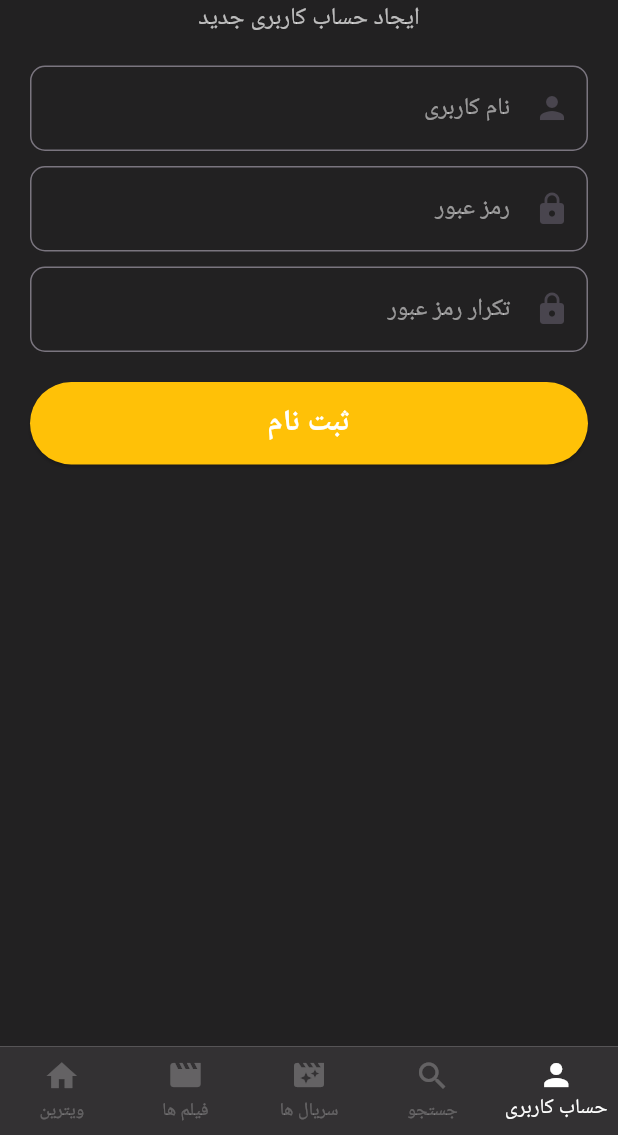
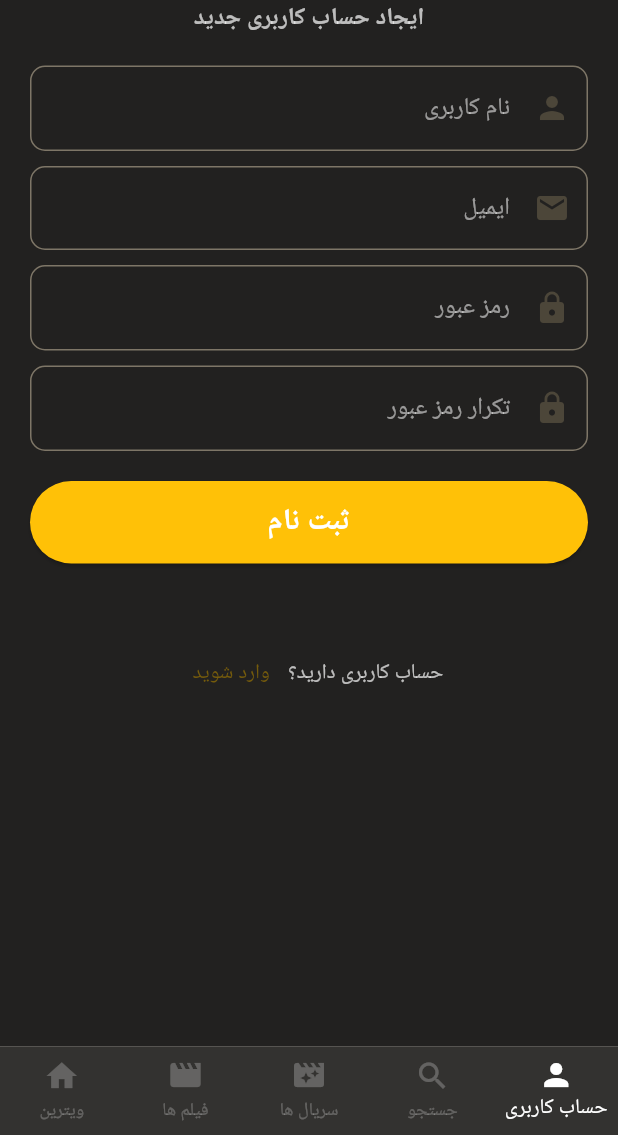
Before and after one commit to immrit/vista_movie, a Flutter app: the screen it shows after launch, item 5 of the bottom bar chosen, after a tap on "ثبت نام", on a phone screen of 412 x 824 dp, the part 101-1236 px from its top. Run offline on Flutter 3.47's test engine with Material 3 defaults, Android fonts, the phone set to English and light mode, and no system bars; our stand-ins replace chewie, dio, get_it, pocketbase, shimmer and 2 more; missing offline and left inert: dart:ffi, external_video_player_launcher, subtitle_wrapper_package; network calls fail.

Commit message:
login / reg Screen

```diff
--- a/lib/data/datasource/auth_datasource.dart
+++ b/lib/data/datasource/auth_datasource.dart
@@ -4,11 +4,12 @@ import 'package:vista_movie/Di/di.dart';
 class AuthenticationRemote {
   final Dio _dio = locator.get();
 
-  Future<void> register(
-      String username, String password, String passwordConfirm) async {
+  Future<void> register(String username, String email, String password,
+      String passwordConfirm) async {
     try {
       final response = await _dio.post('collections/users/records', data: {
         'username': username,
+        'email': email,
         'password': password,
         'passwordConfirm': passwordConfirm,
       });
--- a/lib/main.dart
+++ b/lib/main.dart
@@ -22,7 +22,7 @@ class MyApp extends StatelessWidget {
       locale: Locale('fa', 'IR'),
       theme: ThemeData(
         colorScheme: ColorScheme.fromSeed(
-          seedColor: Colors.deepPurple,
+          seedColor: Colors.amber.shade400,
         ),
         useMaterial3: true,
       ),
--- /dev/null
+++ b/lib/view/Screens/login_Screen.dart
@@ -0,0 +1,95 @@
+import 'package:flutter/material.dart';
+import 'package:vista_movie/view/Screens/signup_Screen.dart';
+import 'package:vista_movie/view/widgets/widgets.dart';
+
+class LoginScreen extends StatefulWidget {
+  const LoginScreen({Key? key}) : super(key: key);
+
+  @override
+  State<LoginScreen> createState() => _LoginScreenState();
+}
+
+class _LoginScreenState extends State<LoginScreen> {
+  final _usernameController = TextEditingController();
+  final _passwordController = TextEditingController();
+  final _confirmPasswordController = TextEditingController();
+
+  bool _isSubmitting = false;
+
+  @override
+  Widget build(BuildContext context) {
+    return Scaffold(
+      backgroundColor: Colors.black87,
+      body: Directionality(
+        textDirection: TextDirection.rtl, // اعمال جهت‌گیری RTL به کل صفحه
+        child: SafeArea(
+          child: SingleChildScrollView(
+            padding: const EdgeInsets.all(20),
+            child: Column(
+              crossAxisAlignment: CrossAxisAlignment.center,
+              children: [
+                Text(
+                  "ویستا مووی",
+                  style: TextStyle(
+                    fontSize: 32,
+                    fontWeight: FontWeight.bold,
+                    color: Colors.white,
+                  ),
+                ),
+                Text(
+                  "ورود به حساب کاربری",
+                  style: TextStyle(
+                      fontSize: 16,
+                      color: Colors.white70,
+                      fontWeight: FontWeight.bold),
+                ),
+                const SizedBox(height: 20),
+                LoginRegisterTextField(
+                    _usernameController, 'نام کاربری', Icons.person),
+                const SizedBox(height: 10),
+                LoginRegisterTextField(
+                    _passwordController, 'رمز عبور', Icons.lock),
+                const SizedBox(height: 20),
+                Container(
+                  width: double.infinity,
+                  height: 55,
+                  child: ElevatedButton(
+                    onPressed: () {},
+                    child: Text(
+                      "ورود",
+                      style: TextStyle(
+                          fontSize: 20,
+                          fontWeight: FontWeight.bold,
+                          color: Colors.white),
+                    ),
+                    style: ElevatedButton.styleFrom(
+                      backgroundColor: Colors.amber,
+                    ),
+                  ),
+                ),
+                SizedBox(height: 50),
+                Row(
+                  mainAxisAlignment: MainAxisAlignment.center,
+                  children: [
+                    Text(
+                      'حساب کاربری ندارید؟',
+                      style: TextStyle(color: Colors.white70),
+                    ),
+                    TextButton(
+                        style: TextButton.styleFrom(
+                            shadowColor: Colors.transparent),
+                        onPressed: () =>
+                            Navigator.of(context).push(MaterialPageRoute(
+                              builder: (context) => SignUpScreen(),
+                            )),
+                        child: Text("ایجاد کنید"))
+                  ],
+                )
+              ],
+            ),
+          ),
+        ),
+      ),
+    );
+  }
+}
--- a/lib/view/Screens/register_and_login.dart
+++ b/lib/view/Screens/register_and_login.dart
@@ -1,22 +1,22 @@
-import 'package:flutter/material.dart';
-import 'package:vista_movie/data/datasource/auth_datasource.dart';
+// import 'package:flutter/material.dart';
+// import 'package:vista_movie/data/datasource/auth_datasource.dart';
 
-class RegisterScreen extends StatelessWidget {
-  const RegisterScreen({super.key});
+// class RegisterScreen extends StatelessWidget {
+//   const RegisterScreen({super.key});
 
-  @override
-  Widget build(BuildContext context) {
-    return Scaffold(
-      body: Center(
-        child: Container(
-          child: ElevatedButton(
-              onPressed: () {
-                var auth = AuthenticationRemote();
-                auth.register('ahmad', 'password', 'password');
-              },
-              child: Text("click register")),
-        ),
-      ),
-    );
-  }
-}
+//   @override
+//   Widget build(BuildContext context) {
+//     return Scaffold(
+//       body: Center(
+//         child: Container(
+//           child: ElevatedButton(
+//               onPressed: () {
+//                 var auth = AuthenticationRemote();
+//                 auth.register('ahmad', 'password', 'password');
+//               },
+//               child: Text("click register")),
+//         ),
+//       ),
+//     );
+//   }
+// }
--- a/lib/view/Screens/signup.dart
+++ /dev/null
@@ -1,120 +0,0 @@
-import 'package:flutter/material.dart';
-
-class SignUpPage extends StatefulWidget {
-  const SignUpPage({Key? key}) : super(key: key);
-
-  @override
-  State<SignUpPage> createState() => _SignUpPageState();
-}
-
-class _SignUpPageState extends State<SignUpPage> {
-  final _usernameController = TextEditingController();
-  final _passwordController = TextEditingController();
-  final _confirmPasswordController = TextEditingController();
-
-  bool _isSubmitting = false;
-
-  void _signUp() {
-    // TODO: Implement sign up logic
-  }
-
-  @override
-  Widget build(BuildContext context) {
-    return Scaffold(
-      backgroundColor: Colors.black87,
-      body: Directionality(
-        textDirection: TextDirection.rtl, // اعمال جهت‌گیری RTL به کل صفحه
-        child: SafeArea(
-          child: SingleChildScrollView(
-            padding: const EdgeInsets.all(20),
-            child: Column(
-              crossAxisAlignment: CrossAxisAlignment.center,
-              children: [
-                Text(
-                  "ویستا مووی",
-                  style: TextStyle(
-                    fontSize: 32,
-                    fontWeight: FontWeight.bold,
-                    color: Colors.white,
-                  ),
-                ),
-                Text(
-                  "ایجاد حساب کاربری جدید",
-                  style: TextStyle(
-                    fontSize: 16,
-                    color: Colors.white70,
-                  ),
-                ),
-                const SizedBox(height: 20),
-                TextField(
-                  style: TextStyle(color: Colors.white70),
-                  controller: _usernameController,
-                  decoration: InputDecoration(
-                    hintText: "نام کاربری",
-                    hintStyle: TextStyle(
-                      color: Colors.white54,
-                    ),
-                    prefixIcon: Icon(Icons.person),
-                    border: OutlineInputBorder(
-                      borderRadius: BorderRadius.circular(10),
-                    ),
-                  ),
-                ),
-                const SizedBox(height: 10),
-                TextField(
-                  style: TextStyle(color: Colors.white70),
-                  controller: _passwordController,
-                  obscureText: true,
-                  decoration: InputDecoration(
-                    hintText: "رمز عبور",
-                    prefixIcon: Icon(Icons.lock),
-                    hintStyle: TextStyle(
-                      color: Colors.white54,
-                    ),
-                    border: OutlineInputBorder(
-                      borderRadius: BorderRadius.circular(10),
-                    ),
-                  ),
-                ),
-                const SizedBox(height: 10),
-                TextField(
-                  style: TextStyle(color: Colors.white70),
-                  controller: _confirmPasswordController,
-                  obscureText: true,
-                  decoration: InputDecoration(
-                    hintText: "تکرار رمز عبور",
-                    hintStyle: TextStyle(
-                      color: Colors.white54,
-                    ),
-                    prefixIcon: Icon(Icons.lock),
-                    border: OutlineInputBorder(
-                      borderRadius: BorderRadius.circular(10),
-                    ),
-                  ),
-                ),
-                const SizedBox(height: 20),
-                Container(
-                  width: double.infinity,
-                  height: 55,
-                  child: ElevatedButton(
-                    onPressed: _isSubmitting ? null : _signUp,
-                    child: Text(
-                      "ثبت نام",
-                      style: TextStyle(
-                          fontSize: 20,
-                          fontWeight: FontWeight.bold,
-                          color: Colors.white),
-                    ),
-                    style: ElevatedButton.styleFrom(
-                      backgroundColor: Colors.amber,
-                    ),
-                  ),
-                ),
-              ],
-            ),
-          ),
-        ),
-      ),
-    );
-  }
-}
--- /dev/null
+++ b/lib/view/Screens/signup_Screen.dart
@@ -0,0 +1,107 @@
+import 'package:flutter/material.dart';
+import 'package:vista_movie/data/datasource/auth_datasource.dart';
+import 'package:vista_movie/view/Screens/login_Screen.dart';
+import 'package:vista_movie/view/widgets/widgets.dart';
+
+class SignUpScreen extends StatefulWidget {
+  const SignUpScreen({Key? key}) : super(key: key);
+
+  @override
+  State<SignUpScreen> createState() => _SignUpScreenState();
+}
+
+class _SignUpScreenState extends State<SignUpScreen> {
+  final _usernameController = TextEditingController();
+  final _emailController = TextEditingController();
+  final _passwordController = TextEditingController();
+  final _confirmPasswordController = TextEditingController();
+  bool _isSubmitting = false;
+  @override
+  Widget build(BuildContext context) {
+    return Scaffold(
+      backgroundColor: Colors.black87,
+      body: Directionality(
+        textDirection: TextDirection.rtl, // اعمال جهت‌گیری RTL به کل صفحه
+        child: SafeArea(
+          child: SingleChildScrollView(
+            padding: const EdgeInsets.all(20),
+            child: Column(
+              crossAxisAlignment: CrossAxisAlignment.center,
+              children: [
+                Text(
+                  "ویستا مووی",
+                  style: TextStyle(
+                    fontSize: 32,
+                    fontWeight: FontWeight.bold,
+                    color: Colors.white,
+                  ),
+                ),
+                Text(
+                  "ایجاد حساب کاربری جدید",
+                  style: TextStyle(
+                      fontSize: 16,
+                      color: Colors.white70,
+                      fontWeight: FontWeight.bold),
+                ),
+                SizedBox(height: 20),
+                LoginRegisterTextField(
+                    _usernameController, 'نام کاربری', Icons.person),
+                const SizedBox(height: 10),
+                LoginRegisterTextField(_emailController, 'ایمیل', Icons.email),
+                const SizedBox(height: 10),
+                LoginRegisterTextField(
+                    _passwordController, 'رمز عبور', Icons.lock),
+                const SizedBox(height: 10),
+                LoginRegisterTextField(
+                    _confirmPasswordController, 'تکرار رمز عبور', Icons.lock),
+                const SizedBox(height: 20),
+                Container(
+                  width: double.infinity,
+                  height: 55,
+                  child: ElevatedButton(
+                    onPressed: () {
+                      var auth = AuthenticationRemote();
+                      auth.register(
+                          _usernameController.text,
+                          _emailController.text,
+                          _passwordController.text,
+                          _confirmPasswordController.text);
+                    },
+                    child: Text(
+                      "ثبت نام",
+                      style: TextStyle(
+                          fontSize: 20,
+                          fontWeight: FontWeight.bold,
+                          color: Colors.white),
+                    ),
+                    style: ElevatedButton.styleFrom(
+                      backgroundColor: Colors.amber,
+                    ),
+                  ),
+                ),
+                SizedBox(height: 50),
+                Row(
+                  mainAxisAlignment: MainAxisAlignment.center,
+                  children: [
+                    Text(
+                      'حساب کاربری دارید؟',
+                      style: TextStyle(color: Colors.white70),
+                    ),
+                    TextButton(
+                        style: TextButton.styleFrom(
+                            shadowColor: Colors.transparent),
+                        onPressed: () =>
+                            Navigator.of(context).push(MaterialPageRoute(
+                              builder: (context) => LoginScreen(),
+                            )),
+                        child: Text("وارد شوید"))
+                  ],
+                )
+              ],
+            ),
+          ),
+        ),
+      ),
+    );
+  }
+}
--- a/lib/view/widgets/BottomNavigation.dart
+++ b/lib/view/widgets/BottomNavigation.dart
@@ -4,7 +4,7 @@ import 'package:vista_movie/view/Screens/MoviesView.dart';
 import 'package:vista_movie/view/Screens/SerchView.dart';
 import 'package:vista_movie/view/Screens/SerialsView.dart';
 import 'package:vista_movie/view/Screens/register_and_login.dart';
-import 'package:vista_movie/view/Screens/signup.dart';
+import 'package:vista_movie/view/Screens/signup_Screen.dart';
 
 /// Flutter code sample for [BottomNavigationBar].
 
@@ -36,7 +36,7 @@ class _HomeBottomNavigationState extends State<HomeBottomNavigation> {
     MoviesView(),
     SerialView(),
     SearchView(),
-    SignUpPage()
+    SignUpScreen()
   ];
 
   void _onItemTapped(int index) {
--- a/lib/view/widgets/widgets.dart
+++ b/lib/view/widgets/widgets.dart
@@ -71,3 +71,24 @@ class ProfileItem extends StatelessWidget {
     );
   }
 }
+
+Widget LoginRegisterTextField(
+  TextEditingController controller,
+  String hint,
+  IconData icon,
+) {
+  return TextField(
+    style: TextStyle(color: Colors.white70),
+    controller: controller,
+    decoration: InputDecoration(
+      hintText: hint,
+      hintStyle: TextStyle(
+        color: Colors.white54,
+      ),
+      prefixIcon: Icon(icon),
+      border: OutlineInputBorder(
+        borderRadius: BorderRadius.circular(10),
+      ),
+    ),
+  );
+}
```
